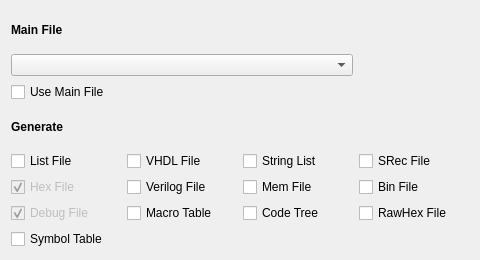
AbyssAbbeba/MDS-picoblaze-AVR-ide, file IDE/GUI/dialogs/projectcfg/projectcfg_compiler.ui: the form before one commit.
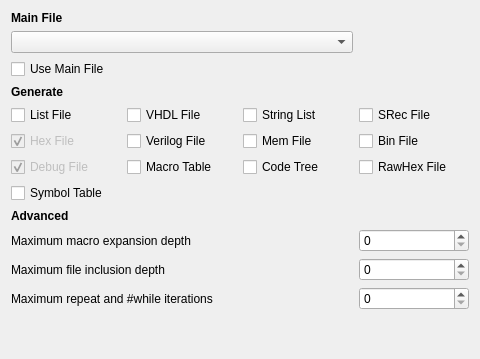
The form after the commit.

Diff of the .ui file:
```diff
--- a/IDE/GUI/dialogs/projectcfg/projectcfg_compiler.ui
+++ b/IDE/GUI/dialogs/projectcfg/projectcfg_compiler.ui
@@ -7,13 +7,26 @@
     <x>0</x>
     <y>0</y>
     <width>480</width>
-    <height>260</height>
+    <height>359</height>
    </rect>
   </property>
   <property name="windowTitle">
    <string>Form</string>
   </property>
   <layout class="QGridLayout" name="gridLayout">
+   <item row="9" column="0" colspan="3">
+    <widget class="QLabel" name="label_3">
+     <property name="text">
+      <string>Maximum macro expansion depth</string>
+     </property>
+    </widget>
+   </item>
+   <item row="9" column="3">
+    <widget class="QSpinBox" name="sbMacroDepth"/>
+   </item>
+   <item row="11" column="3">
+    <widget class="QSpinBox" name="sbWhileIteration"/>
+   </item>
    <item row="6" column="3">
     <widget class="QCheckBox" name="chckRawHexFile">
      <property name="text">
@@ -90,6 +103,29 @@
      </property>
     </widget>
    </item>
+   <item row="8" column="0">
+    <widget class="QLabel" name="label_6">
+     <property name="font">
+      <font>
+       <weight>75</weight>
+       <bold>true</bold>
+      </font>
+     </property>
+     <property name="text">
+      <string>Advanced</string>
+     </property>
+    </widget>
+   </item>
+   <item row="10" column="3">
+    <widget class="QSpinBox" name="sbFileDepth"/>
+   </item>
+   <item row="11" column="0" colspan="3">
+    <widget class="QLabel" name="label_5">
+     <property name="text">
+      <string>Maximum repeat and #while iterations</string>
+     </property>
+    </widget>
+   </item>
    <item row="4" column="2">
     <widget class="QCheckBox" name="chckStringList">
      <property name="text">
@@ -156,6 +192,26 @@
    <item row="1" column="0" colspan="3">
     <widget class="QComboBox" name="cmbMainFile"/>
    </item>
+   <item row="12" column="0" colspan="2">
+    <spacer name="verticalSpacer">
+     <property name="orientation">
+      <enum>Qt::Vertical</enum>
+     </property>
+     <property name="sizeHint" stdset="0">
+      <size>
+       <width>20</width>
+       <height>40</height>
+      </size>
+     </property>
+    </spacer>
+   </item>
+   <item row="10" column="0" colspan="3">
+    <widget class="QLabel" name="label_4">
+     <property name="text">
+      <string>Maximum file inclusion depth</string>
+     </property>
+    </widget>
+   </item>
   </layout>
  </widget>
  <resources/>
```
